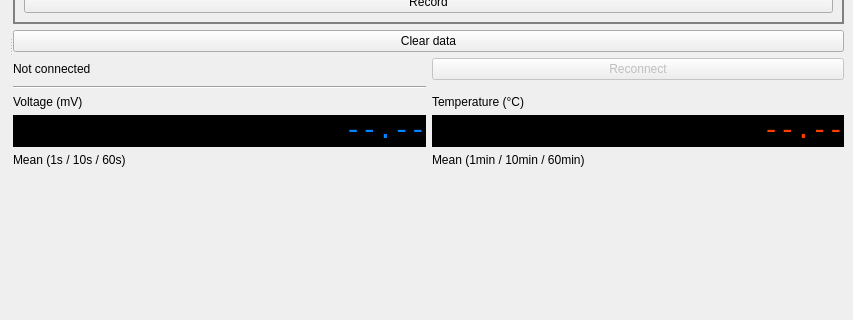
Above: mainwindow.ui from scummos/radio_logtool before the change; both pictures show x 0 to 853 and y 310 to 630 of the 853 by 714 pixel window. Below: the same form after it.
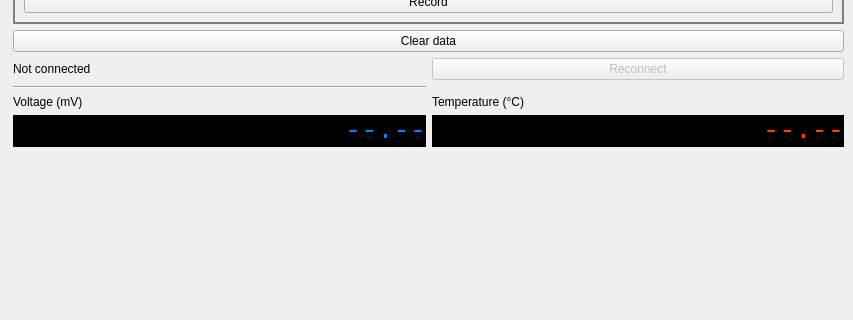
That is the form after the change. Custom widgets are drawn as their Qt base class.

Commit message: Finish the digital display

```diff
--- a/mainwindow.ui
+++ b/mainwindow.ui
@@ -327,7 +327,7 @@
           <item row="3" column="0">
            <widget class="QLabel" name="voltage_mean_label">
             <property name="text">
-             <string>Mean (1s / 10s / 60s)</string>
+             <string/>
             </property>
            </widget>
           </item>
@@ -364,13 +364,6 @@
             </property>
            </widget>
           </item>
-          <item row="3" column="1">
-           <widget class="QLabel" name="temperature_mean_label">
-            <property name="text">
-             <string>Mean (1min / 10min / 60min)</string>
-            </property>
-           </widget>
-          </item>
           <item row="0" column="0">
            <widget class="Line" name="line">
             <property name="orientation">
```
The commit also changes 2 other files.
